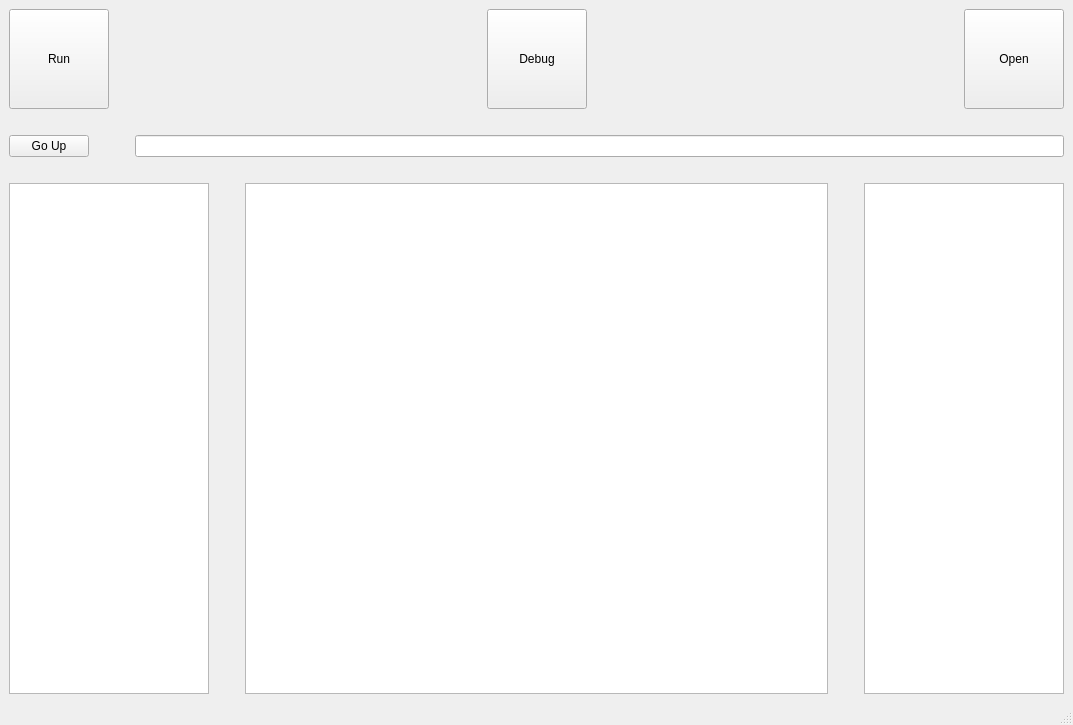
This is mainwindow.ui in jonahmajumder/pyde as Qt 5 draws it before an edit. The edited form follows.
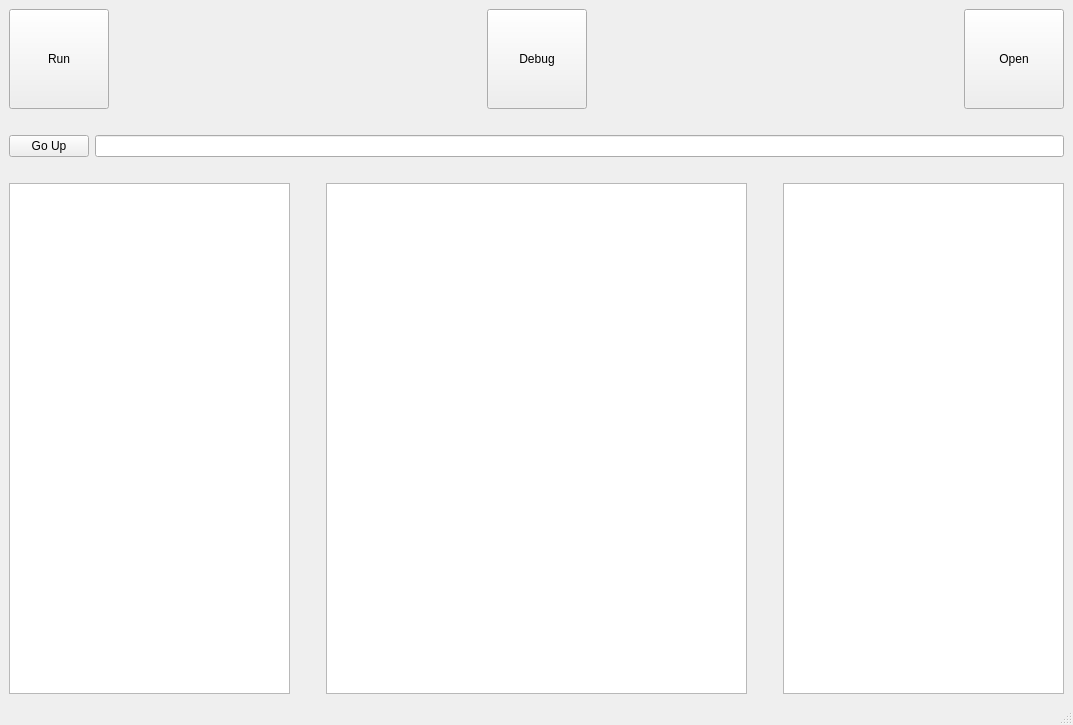
This is the edited form.

Commit message: context menus working

```diff
--- a/mainwindow.ui
+++ b/mainwindow.ui
@@ -135,22 +135,6 @@
           </property>
          </widget>
         </item>
-        <item>
-         <spacer name="horizontalSpacer">
-          <property name="orientation">
-           <enum>Qt::Horizontal</enum>
-          </property>
-          <property name="sizeType">
-           <enum>QSizePolicy::Fixed</enum>
-          </property>
-          <property name="sizeHint" stdset="0">
-           <size>
-            <width>40</width>
-            <height>20</height>
-           </size>
-          </property>
-         </spacer>
-        </item>
         <item>
          <widget class="QLineEdit" name="currentFolder">
           <property name="alignment">
@@ -177,7 +161,7 @@
        </spacer>
       </item>
       <item>
-       <layout class="QHBoxLayout" name="horizontalLayout_4" stretch="1,0,2,0,1">
+       <layout class="QHBoxLayout" name="horizontalLayout_4" stretch="2,0,3,0,2">
         <item>
          <widget class="QTreeView" name="fileViewer">
           <property name="sizePolicy">
@@ -194,7 +178,7 @@
           </property>
           <property name="maximumSize">
            <size>
-            <width>200</width>
+            <width>300</width>
             <height>16777215</height>
            </size>
           </property>
@@ -279,7 +263,7 @@
           </property>
           <property name="maximumSize">
            <size>
-            <width>200</width>
+            <width>300</width>
             <height>16777215</height>
            </size>
           </property>
```
Left out of the diff: 3 changed lines with no effect on the pictures. The commit also changes 2 other files.
